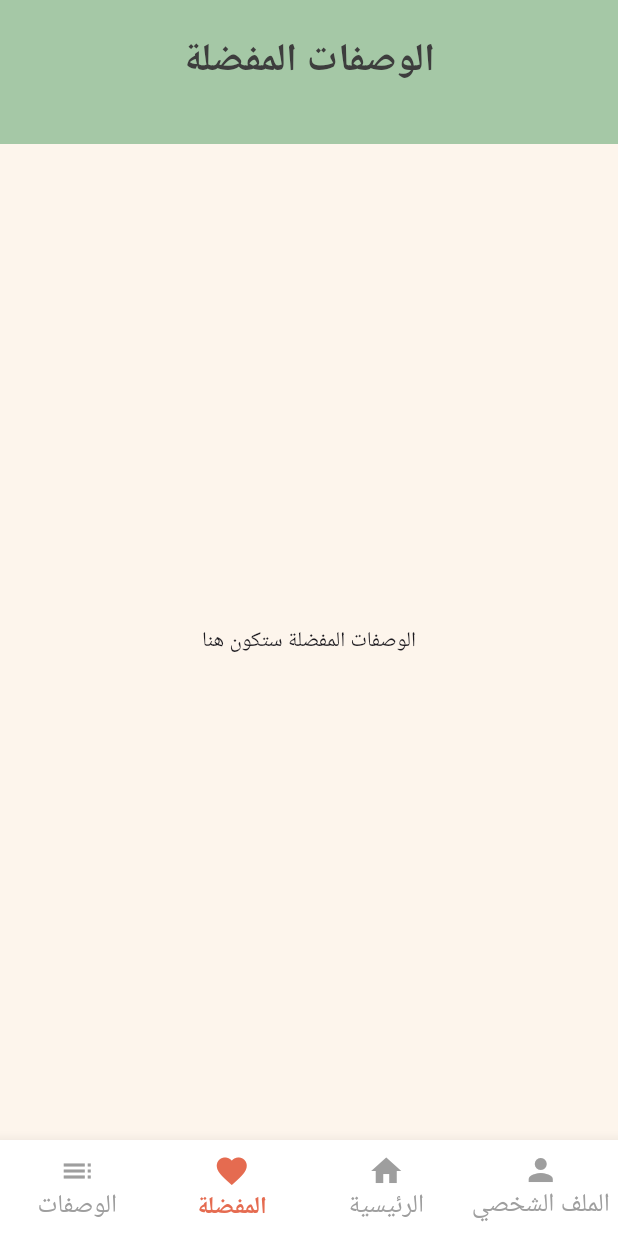
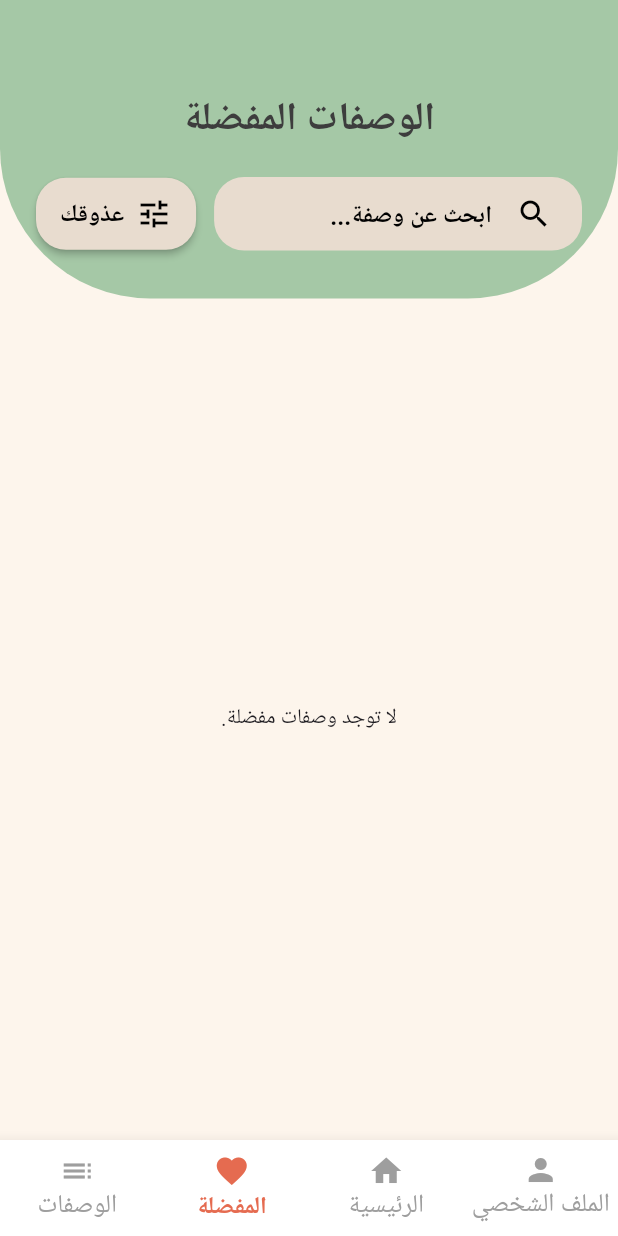
Before and after one commit to SuzanAqraa/Matbakhna_App, a Flutter app: the screen it shows after launch, item 3 of the bottom bar chosen, on a phone screen of 412 x 824 dp. Run offline on Flutter 3.47's test engine with Material 3 defaults, Android fonts, the phone set to English and light mode, and no system bars; our stand-ins replace cached_network_image, cloud_firestore, firebase_auth, firebase_core, image_picker, youtube_player_flutter; accounts and stored records are empty.

Commit message:
Add reusable RecipeTile widget and integrate it in Listing and Favorites pages

```diff
--- a/lib/features/favorites/screens/favorites_screen.dart
+++ b/lib/features/favorites/screens/favorites_screen.dart
@@ -1,23 +1,69 @@
 import 'package:flutter/material.dart';
-
-import '../../../core/widgets/SimpleAppBar.dart';
-import '../../../core/widgets/custom_bottom_navbar.dart';
+import 'package:cloud_firestore/cloud_firestore.dart';
+import 'package:matbakhna_mobile/core/widgets/PrimaryAppBar.dart';
+import 'package:matbakhna_mobile/core/widgets/RecipeCardWidget.dart';
+import 'package:matbakhna_mobile/core/widgets/custom_bottom_navbar.dart';
 
 class FavoritesScreen extends StatelessWidget {
-  const FavoritesScreen({Key? key}) : super(key: key);
+  const FavoritesScreen({super.key});
 
   @override
   Widget build(BuildContext context) {
-    return Directionality(
-      textDirection: TextDirection.rtl,
-      child: Scaffold(
-        backgroundColor: const Color(0xFFFDF5EC),
-        appBar: const CustomAppBar(
-          title: 'الوصفات المفضلة',
-          showBackButton: false,
+    return Scaffold(
+      bottomNavigationBar: const CustomBottomNavbar(currentIndex: 2),
+      backgroundColor: const Color(0xFFFDF5EC),
+
+      body: SafeArea(
+        child: Directionality(
+          textDirection: TextDirection.rtl,
+          child: Column(
+            children: [
+              const HomeAppBar(title: 'الوصفات المفضلة'),
+
+              Expanded(
+                child: StreamBuilder(
+                  stream: FirebaseFirestore.instance.collection('recipes')
+                      .where('isFavorite', isEqualTo: true)
+                      .snapshots(),
+                  builder: (context, AsyncSnapshot<QuerySnapshot> snapshot) {
+                    if (snapshot.connectionState == ConnectionState.waiting) {
+                      return const Center(child: CircularProgressIndicator());
+                    }
+                    if (!snapshot.hasData || snapshot.data!.docs.isEmpty) {
+                      return const Center(child: Text('لا توجد وصفات مفضلة.'));
+                    }
+
+                    return ListView.builder(
+                      itemCount: snapshot.data!.docs.length,
+                      itemBuilder: (context, index) {
+                        var data = snapshot.data!.docs[index].data() as Map<String, dynamic>;
+
+                        String imageUrl = data['imageUrl']?.toString() ?? '';
+                        String title = data['Title']?.toString() ?? 'بدون اسم';
+                        String description = data['Description']?.toString() ?? 'لا يوجد وصف';
+                        String time = data['duration']?.toString() ?? 'غير محدد';
+                        int numLikes = data['Num_Likes'] ?? 0;
+                        int numComments = data['Num_Comments'] ?? 0;
+
+                        return SizedBox(
+                          height: 300,
+                          child: RecipeCard(
+                            imageUrl: imageUrl,
+                            title: title,
+                            description: description,
+                            time: time,
+                            numLikes: numLikes,
+                            numComments: numComments,
+                          ),
+                        );
+                      },
+                    );
+                  },
+                ),
+              ),
+            ],
+          ),
         ),
-        body: const Center(child: Text('الوصفات المفضلة ستكون هنا')),
-        bottomNavigationBar: const CustomBottomNavbar(currentIndex: 2),
       ),
     );
   }
```
Also changed, not shown: lib/core/widgets/RecipeCardWidget.dart (added, +183 -0 lines), lib/features/listing/screens/listing_screen.dart (+53 -13 lines).
